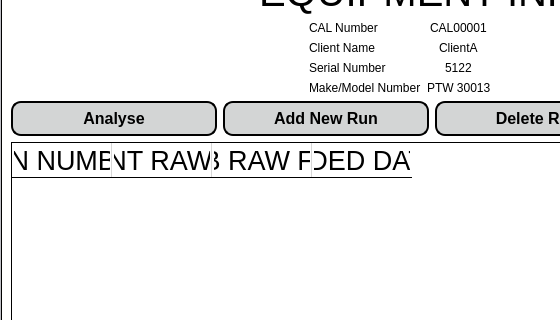
This is ui/main_window.ui in JasonLaux/DC-Boxjelly as Qt 5 draws it before an edit; both pictures show x 0 to 560 and y 117 to 437 of the 863 by 687 pixel window. The edited form follows.
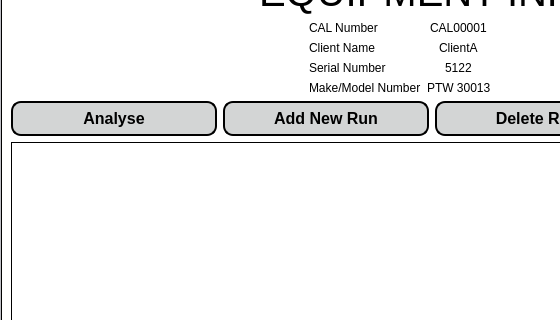
This is the edited form. The open tabs and pages were chosen to show the change.

Diff of the .ui file:
```diff
--- a/ui/main_window.ui
+++ b/ui/main_window.ui
@@ -1139,48 +1139,7 @@
                </layout>
               </item>
               <item>
-               <widget class="QTableWidget" name="runsTable">
-                <column>
-                 <property name="text">
-                  <string>RUN NUMBER</string>
-                 </property>
-                 <property name="font">
-                  <font>
-                   <pointsize>20</pointsize>
-                  </font>
-                 </property>
-                </column>
-                <column>
-                 <property name="text">
-                  <string>CLIENT RAW FILE</string>
-                 </property>
-                 <property name="font">
-                  <font>
-                   <pointsize>20</pointsize>
-                  </font>
-                 </property>
-                </column>
-                <column>
-                 <property name="text">
-                  <string>LAB RAW FILE</string>
-                 </property>
-                 <property name="font">
-                  <font>
-                   <pointsize>20</pointsize>
-                  </font>
-                 </property>
-                </column>
-                <column>
-                 <property name="text">
-                  <string>UPLOADED DATETIME</string>
-                 </property>
-                 <property name="font">
-                  <font>
-                   <pointsize>20</pointsize>
-                  </font>
-                 </property>
-                </column>
-               </widget>
+               <widget class="QTableView" name="runsTable"/>
               </item>
              </layout>
             </widget>
```
Left out of the diff: 33 changed lines with no effect on the pictures.
